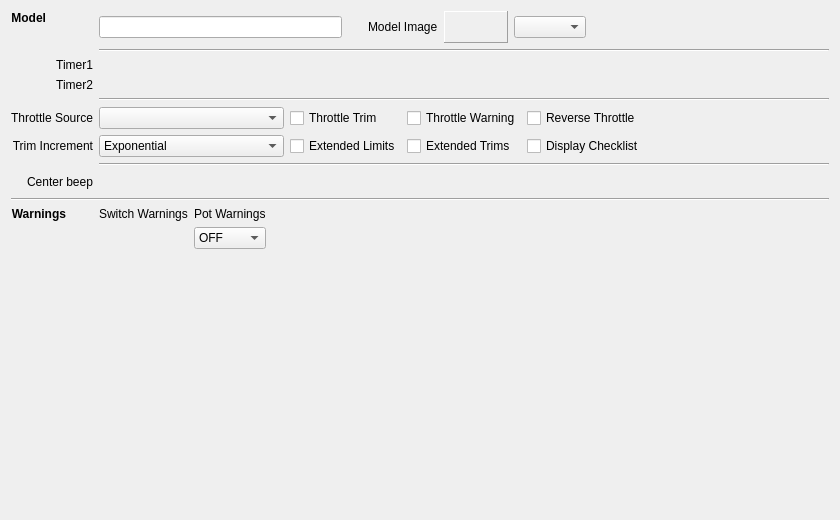
opentx/opentx, file companion/src/modeledit/setup.ui: the form before one commit.
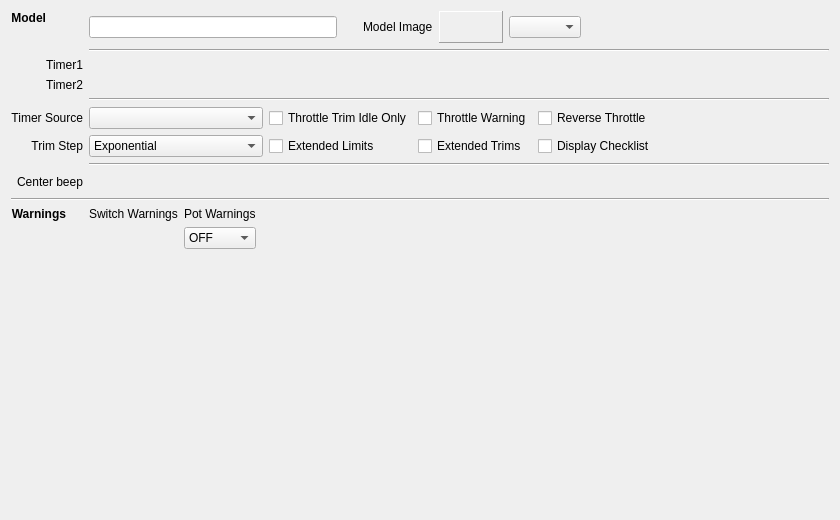
The form after the commit.

Diff of the .ui file:
```diff
--- a/companion/src/modeledit/setup.ui
+++ b/companion/src/modeledit/setup.ui
@@ -70,7 +70,7 @@
           <enum>Qt::LeftToRight</enum>
          </property>
          <property name="text">
-          <string>Throttle Trim</string>
+          <string>Throttle Trim Idle Only</string>
          </property>
         </widget>
        </item>
@@ -187,7 +187,7 @@
           </font>
          </property>
          <property name="text">
-          <string>Throttle Source</string>
+          <string>Timer Source</string>
          </property>
          <property name="alignment">
           <set>Qt::AlignRight|Qt::AlignTrailing|Qt::AlignVCenter</set>
@@ -203,7 +203,7 @@
           </font>
          </property>
          <property name="text">
-          <string>Trim Increment</string>
+          <string>Trim Step</string>
          </property>
          <property name="alignment">
           <set>Qt::AlignRight|Qt::AlignTrailing|Qt::AlignVCenter</set>
```
